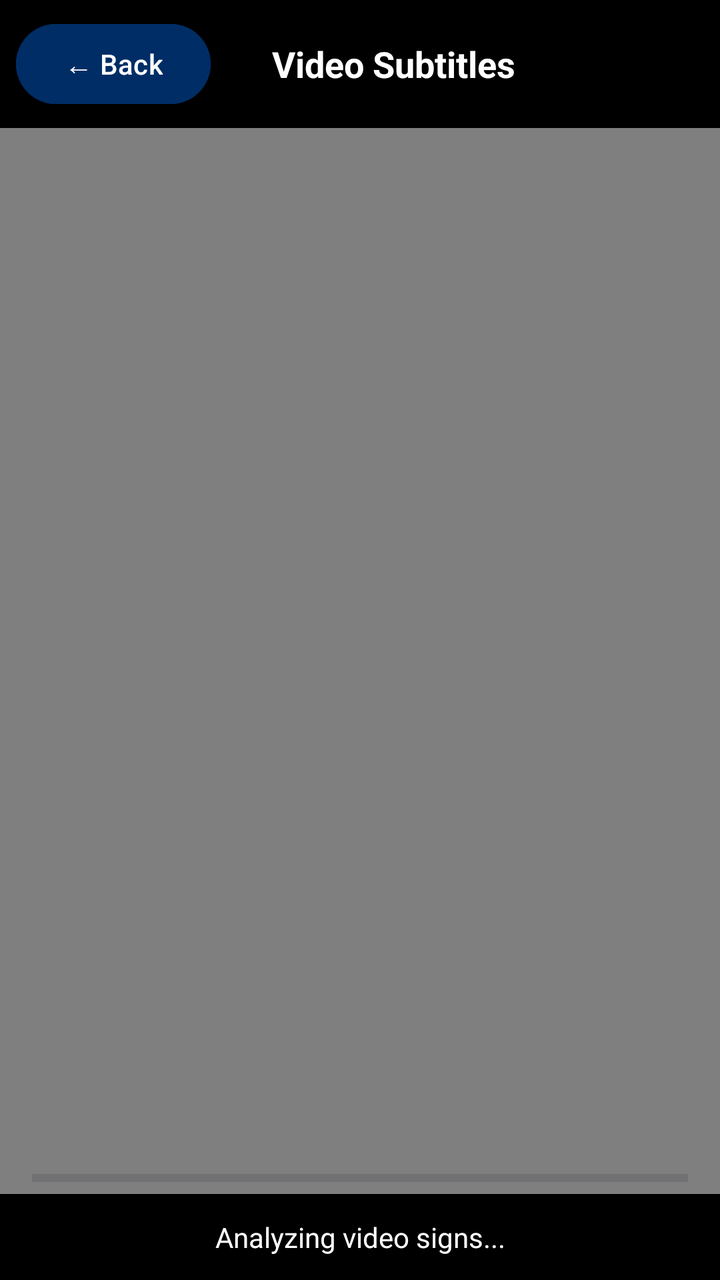
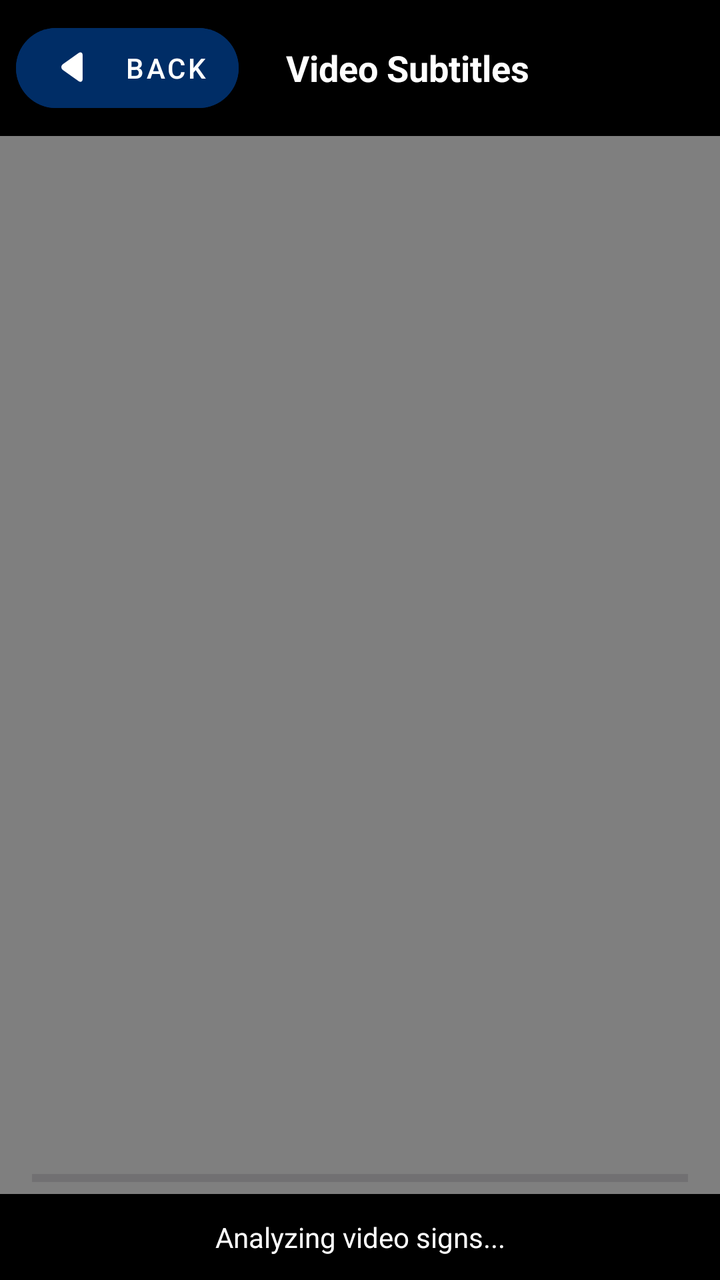

An Android layout rendered at two revisions. The XML below is the earlier revision; the diff shows what the commit changed to produce the second picture.
<!-- AndroidManifest.xml: application theme Theme.InterfaceUI1 -->
<!-- res/layout/activity_video_annotation.xml -->
<?xml version="1.0" encoding="utf-8"?>
<androidx.constraintlayout.widget.ConstraintLayout xmlns:android="http://schemas.android.com/apk/res/android"
    xmlns:app="http://schemas.android.com/apk/res-auto"
    xmlns:tools="http://schemas.android.com/tools"
    android:id="@+id/annotationRoot"
    android:layout_width="match_parent"
    android:layout_height="match_parent"
    android:background="@android:color/black"
    tools:context=".VideoAnnotationActivity">

    
    <LinearLayout
        android:id="@+id/topBar"
        android:layout_width="match_parent"
        android:layout_height="wrap_content"
        android:gravity="center_vertical"
        android:orientation="horizontal"
        android:paddingHorizontal="8dp"
        android:paddingVertical="8dp"
        app:layout_constraintTop_toTopOf="parent">

        <Button
            android:id="@+id/backButton"
            android:layout_width="wrap_content"
            android:layout_height="wrap_content"
            android:contentDescription="Back to main screen"
            android:text="&#8592; Back"
            android:backgroundTint="#002d66"/>

        <TextView
            android:layout_width="0dp"
            android:layout_height="wrap_content"
            android:layout_weight="1"
            android:gravity="center"
            android:paddingEnd="64dp"
            android:text="Video Subtitles"
            android:textColor="@android:color/white"
            android:textSize="18sp"
            android:textStyle="bold"
            tools:ignore="RtlSymmetry" />
    </LinearLayout>

    
    <VideoView
        android:id="@+id/videoView"
        android:layout_width="0dp"
        android:layout_height="0dp"
        app:layout_constraintTop_toBottomOf="@id/topBar"
        app:layout_constraintBottom_toTopOf="@id/statusText"
        app:layout_constraintStart_toStartOf="parent"
        app:layout_constraintEnd_toEndOf="parent" />

    
    <TextView
        android:id="@+id/subtitleText"
        android:layout_width="0dp"
        android:layout_height="wrap_content"
        android:layout_marginBottom="24dp"
        android:gravity="center"
        android:paddingHorizontal="16dp"
        android:paddingVertical="8dp"
        android:background="#99000000"
        android:textColor="@android:color/white"
        android:textSize="26sp"
        android:textStyle="bold"
        android:visibility="gone"
        app:layout_constraintBottom_toBottomOf="@id/videoView"
        app:layout_constraintStart_toStartOf="parent"
        app:layout_constraintEnd_toEndOf="parent" />

    
    <TextView
        android:id="@+id/statusText"
        android:layout_width="match_parent"
        android:layout_height="wrap_content"
        android:gravity="center"
        android:padding="12dp"
        android:text="Analyzing video signs..."
        android:textColor="@android:color/white"
        android:textSize="14sp"
        app:layout_constraintBottom_toBottomOf="parent" />

    <ProgressBar
        android:id="@+id/progressBar"
        style="?android:attr/progressBarStyleHorizontal"
        android:layout_width="match_parent"
        android:layout_height="wrap_content"
        android:layout_marginHorizontal="16dp"
        android:visibility="visible"
        app:layout_constraintBottom_toTopOf="@id/statusText" />

</androidx.constraintlayout.widget.ConstraintLayout>
<!-- resources referenced by this layout -->
<resources>
  <style name="Theme.InterfaceUI1" parent="Base.Theme.InterfaceUI1" />
  <style name="Base.Theme.InterfaceUI1" parent="Theme.Material3.DayNight.NoActionBar">
          
          
      </style>
</resources>

<!-- the commit's change to res/layout/activity_video_annotation.xml (unified diff, before → after) -->
@@ -19,13 +19,25 @@
         android:paddingVertical="8dp"
         app:layout_constraintTop_toTopOf="parent">
 
-        <Button
+        <com.google.android.material.button.MaterialButton
             android:id="@+id/backButton"
+            style="@style/Widget.MaterialComponents.Button.Icon"
             android:layout_width="wrap_content"
             android:layout_height="wrap_content"
-            android:contentDescription="Back to main screen"
-            android:text="&#8592; Back"
-            android:backgroundTint="#002d66"/>
+            android:backgroundTint="#002d66"
+            android:text="Back"
+            app:cornerRadius="20dp"
+            app:icon="@drawable/back_icon"
+            app:iconPadding="10dp"
+            app:iconSize="32dp"
+            app:layout_constraintEnd_toEndOf="parent"
+            app:layout_constraintHorizontal_bias="0.053"
+            app:layout_constraintStart_toStartOf="parent"
+            app:layout_constraintTop_toBottomOf="@+id/topBar"
+            app:iconTint="#FFFFFF"
+            android:textColor="#FFFFFF"
+            app:rippleColor="#80FFFFFF"
+            />
 
         <TextView
             android:layout_width="0dp"
@@ -89,4 +101,6 @@
         android:visibility="visible"
         app:layout_constraintBottom_toTopOf="@id/statusText" />
 
+
+
 </androidx.constraintlayout.widget.ConstraintLayout>
<!-- resource entries referenced after the edit -->
@@ -1,5 +1,23 @@
 <!-- resources referenced by this layout -->
 <resources>
+  <!-- drawable back_icon (drawable) -->
+  <vector xmlns:android="http://schemas.android.com/apk/res/android"
+      android:width="24dp"
+      android:height="24dp"
+      android:viewportWidth="700"
+      android:viewportHeight="700">
+  
+  
+    <path
+        android:pathData="M466.14,472.36c0,27 -21.94,38.26 -43.87,22.52l-171.96,-123.39c-21.94,-15.74 -21.94,-47.22 0,-62.96l171.96,-123.39c21.94,-15.74 43.87,-4.48 43.87,22.52z"
+        android:strokeAlpha="0"
+        android:strokeLineJoin="round"
+        android:strokeWidth="1"
+        android:fillColor="#000000"
+        android:fillType="nonZero"
+        android:strokeColor="#000000"
+        android:strokeLineCap="round"/>
+  </vector>
   <style name="Theme.InterfaceUI1" parent="Base.Theme.InterfaceUI1" />
   <style name="Base.Theme.InterfaceUI1" parent="Theme.Material3.DayNight.NoActionBar">
           
